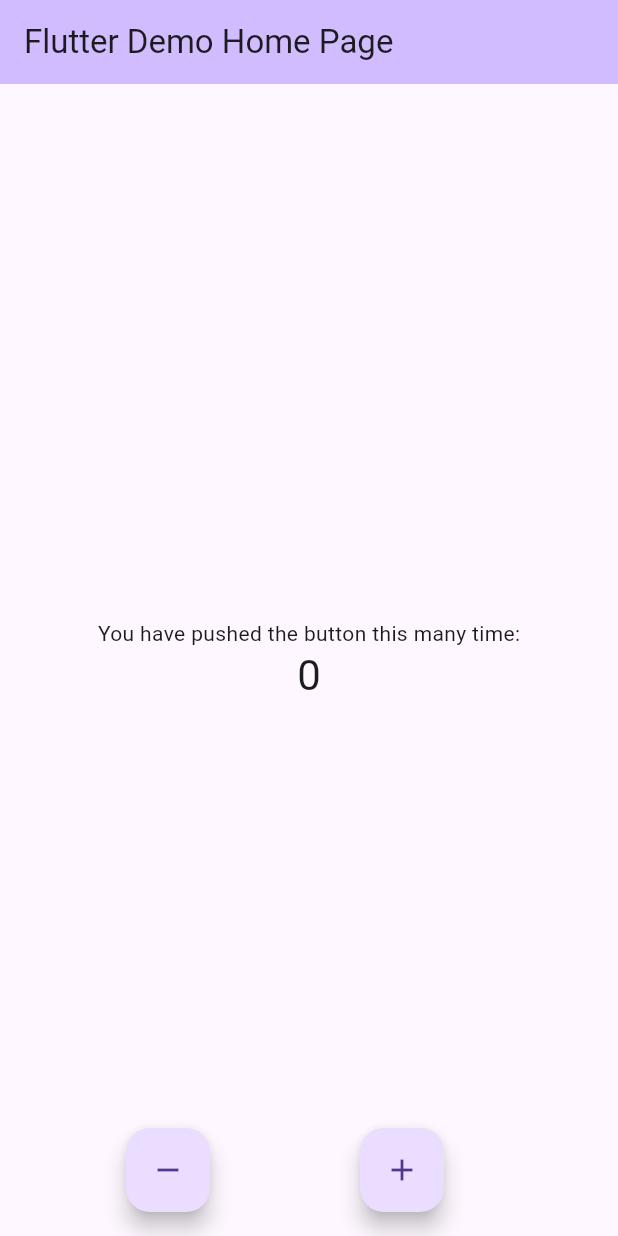
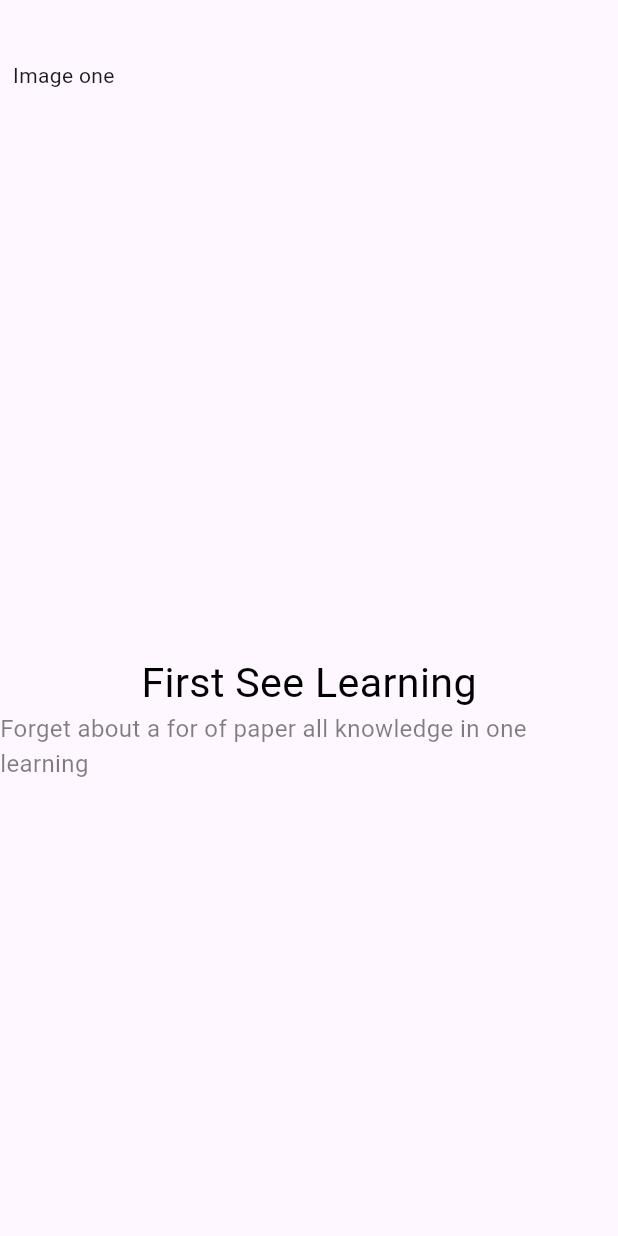
Before and after one commit to jamessarona/shop-app-bloc, a Flutter app: the screen it shows after launch, on a phone screen of 412 x 824 dp. Run offline on Flutter 3.47's test engine with Material 3 defaults, Android fonts, the phone set to English and light mode, and no system bars; our stand-ins replace flutter_bloc, flutter_screenutil.

Commit message:
Created welcome files

```diff
--- a/lib/main.dart
+++ b/lib/main.dart
@@ -1,8 +1,10 @@
 import 'package:flutter/material.dart';
 import 'package:flutter_bloc/flutter_bloc.dart';
+import 'package:flutter_screenutil/flutter_screenutil.dart';
 import 'package:shop_app/app_blocs.dart';
 import 'package:shop_app/app_events.dart';
 import 'package:shop_app/app_states.dart';
+import 'package:shop_app/pages/welcome/welcome.dart';
 
 void main() {
   runApp(const MyApp());
@@ -15,9 +17,9 @@
   Widget build(BuildContext context) {
     return BlocProvider(
       create: (context) => AppBlocs(),
-      child: const MaterialApp(
-        debugShowCheckedModeBanner: false,
-        home: MyHomePage(),
+      child: ScreenUtilInit(
+        builder: (context, child) => const MaterialApp(
+            debugShowCheckedModeBanner: false, home: Welcome()),
       ),
     );
   }
--- /dev/null
+++ b/lib/pages/welcome/welcome.dart
@@ -0,0 +1,61 @@
+import 'package:flutter/material.dart';
+import 'package:flutter_screenutil/flutter_screenutil.dart';
+
+class Welcome extends StatefulWidget {
+  const Welcome({super.key});
+
+  @override
+  State<Welcome> createState() => _WelcomeState();
+}
+
+class _WelcomeState extends State<Welcome> {
+  @override
+  Widget build(BuildContext context) {
+    return Container(
+      color: Colors.white,
+      child: Scaffold(
+        body: Container(
+          margin: EdgeInsets.only(top: 34.h),
+          width: 375.w,
+          child: Stack(
+            children: [
+              PageView(
+                children: [
+                  Column(
+                    children: [
+                      SizedBox(
+                        width: 345.w,
+                        height: 345.w,
+                        child: const Text('Image one'),
+                      ),
+                      Container(
+                        child: Text(
+                          'First See Learning',
+                          style: TextStyle(
+                            color: Colors.black,
+                            fontSize: 24.sp,
+                            fontWeight: FontWeight.normal,
+                          ),
+                        ),
+                      ),
+                      Container(
+                        child: Text(
+                          'Forget about a for of paper all knowledge in one learning',
+                          style: TextStyle(
+                            color: Colors.black.withOpacity(0.5),
+                            fontSize: 14.sp,
+                            fontWeight: FontWeight.normal,
+                          ),
+                        ),
+                      ),
+                    ],
+                  )
+                ],
+              )
+            ],
+          ),
+        ),
+      ),
+    );
+  }
+}
--- a/pubspec.yaml
+++ b/pubspec.yaml
@@ -37,6 +37,7 @@
   cupertino_icons: ^1.0.8
 
   flutter_bloc: ^8.1.6
+  flutter_screenutil: ^5.9.3
 
 dev_dependencies:
   flutter_test:
```
Also changed, not shown: lib/pages/welcome/bloc/welcome_blocs.dart (added), lib/pages/welcome/bloc/welcome_events.dart (added), lib/pages/welcome/bloc/welcome_states.dart (added), pubspec.lock.
